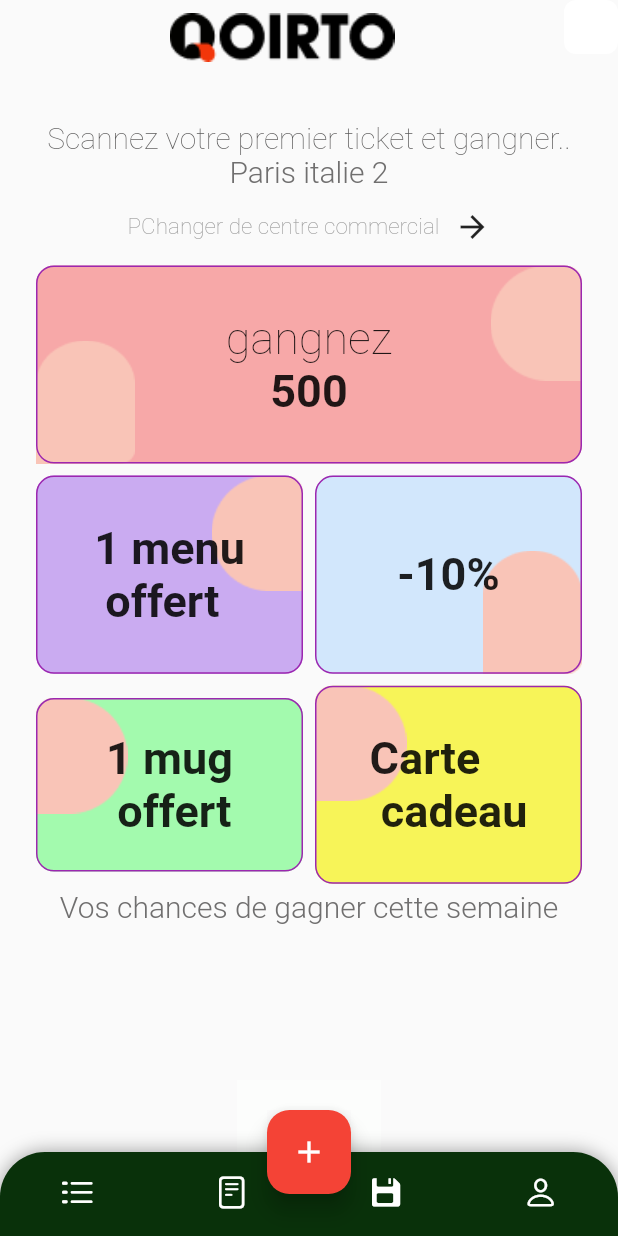
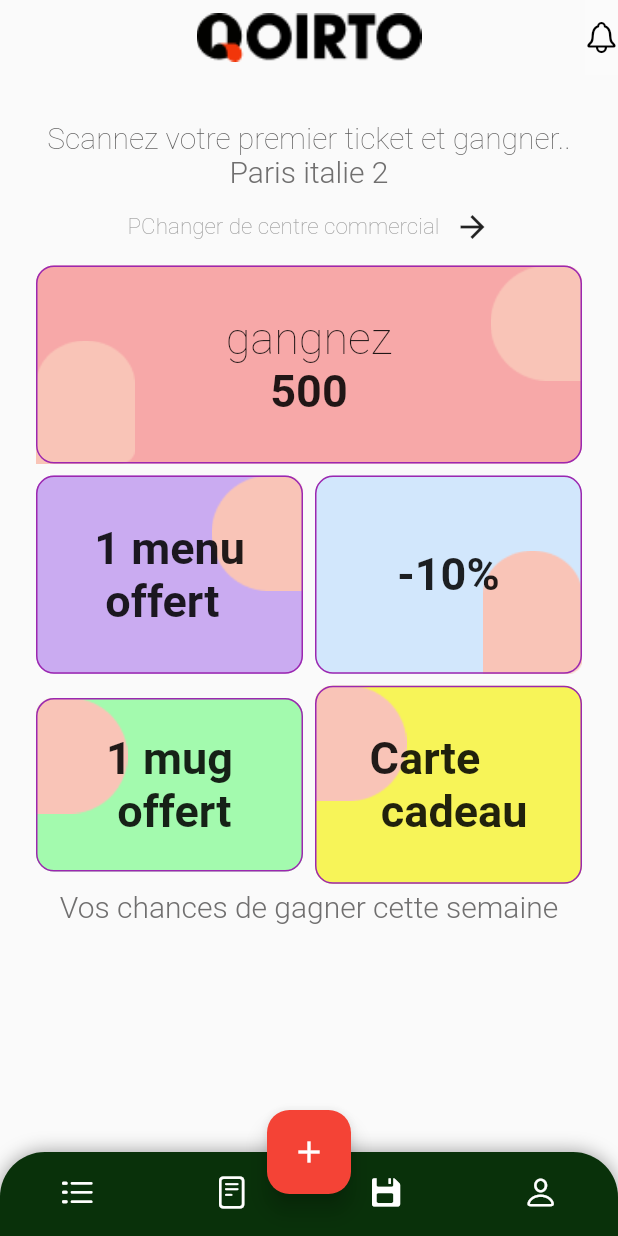
Before and after one commit to nouraSt/Flutter_Shazam, a Flutter app: the screen it shows after launch, on a phone screen of 412 x 824 dp. Run offline on Flutter 3.47's test engine with Material 2 defaults, Android fonts, the phone set to English and light mode, and no system bars.

Commit message:
fixed-notif

```diff
--- a/lib/ui/pages/home.page.dart
+++ b/lib/ui/pages/home.page.dart
@@ -113,13 +113,13 @@ class _HomeState extends State<HomePage> {
                       crossAxisAlignment: CrossAxisAlignment.center,
                       children: [
                       TextWidget(text: 'PChanger de centre commercial',textStyle: const TextStyle(fontSize: 15, fontWeight: FontWeight.w200, color: Colors.grey), ),
-                      const SizedBox(width: 10,),
-                      const Icon(Icons.arrow_forward)
+                      SizedBox(width: 10,),
+                      Icon(Icons.arrow_forward)
                     ],
                     )
                     ,
                   ),
-                  const SizedBox(height: 10,),
+                  SizedBox(height: 10,),
                   Column(children: [
                     cardWidget(roundedRectangleBorder: roundedRectangleBorder, cwidth: MediaQuery.of(context).size.width, cheight: MediaQuery.of(context).size.height*0.17, ctext1: 'gangnez', ctext2: '500'),
                     Container(
--- a/lib/ui/widgets/card_widget.dart
+++ b/lib/ui/widgets/card_widget.dart
@@ -41,10 +41,11 @@ class cardWidget extends StatelessWidget {
                 Positioned(
                   top: 0,
                   right: 0,
-                  child: Image.asset('assets/images/rec.png',
-                  fit:BoxFit.fill,
-
-                 ),
+                  child: ClipRRect(
+                    child: Image.asset('assets/images/rec.png',
+                    fit:BoxFit.fill,
+                                   ),
+                  ),
                 ),
                Positioned(
                   bottom: 0,
--- a/lib/ui/widgets/floating_button.dart
+++ b/lib/ui/widgets/floating_button.dart
@@ -7,24 +7,15 @@ class FloatingButton extends StatelessWidget {
 
   @override
   Widget build(BuildContext context) {
-    return Ink(
-      decoration: BoxDecoration(
-        border:  Border.all(color: Color.fromARGB(255, 252, 253, 252), width: 20.0),
-        shape: BoxShape.rectangle
-      ),
-      child: FloatingActionButton(
-
+    return FloatingActionButton(
           backgroundColor: Colors.red,
           shape: RoundedRectangleBorder(borderRadius:
-            BorderRadius.all(Radius.circular(15.0) ,
-            ), ),
+          BorderRadius.all(Radius.circular(15.0) ,)),
           //Floating action button on Scaffold
              onPressed: (){
             //code to execute on button press
              },
-
              child: Icon(Icons.add), //icon inside button
-           ),
          );
   }
 }
--- a/lib/ui/widgets/myAppBar.widget.dart
+++ b/lib/ui/widgets/myAppBar.widget.dart
@@ -18,53 +18,32 @@ class MyAppBar extends StatelessWidget implements PreferredSizeWidget {
         ),
       ),
       actions: <Widget>[
-        Container(
-      width: 36,
-      height: 36,
+        Positioned(
+          top: 0,
+          right: 20,
+          child: Container(
+            height: 22,
+            width: 22,
+            color: Colors.white10,
+            alignment: Alignment.center,
 
-      child: Stack(
-        children: <Widget>[
-          Positioned(
-        top: 0,
-        left: 0,
-        child: Container(
-        width: 36,
-        height: 36,
-        decoration: BoxDecoration(
-          borderRadius : BorderRadius.only(
-            topLeft: Radius.circular(8),
-            topRight: Radius.circular(8),
-            bottomLeft: Radius.circular(8),
-            bottomRight: Radius.circular(8),
+            // decoration: BoxDecoration(
+            //   color: const Color.fromARGB(255, 248, 247, 247),
+
+            //   borderRadius: BorderRadius.circular(10),
+            //   // ignore: prefer_const_literals_to_create_immutables
+
+            // ),
+            child: const SizedBox(
+
+              child: Icon(
+                  CupertinoIcons.bell,
+                  color: Colors.black,
+              ),
+            ),
           ),
-      color : Color.fromRGBO(255, 255, 255, 1),
-  )
-      )
-      ),Positioned(
-        top: 9,
-        left: 9,
-        child: Container(
-      width: 18,
-      height: 18,
-      decoration: BoxDecoration(
-          color : Color.fromRGBO(255, 255, 255, 1),
-  ),
-      child: Stack(
-        children: <Widget>[
-          Positioned(
-        top: 3.749060869216919,
-        left: 3,
-        child: Image.asset(
-        'assets/images/bellicon.jpg')
-      ),
-        ]
-      )
-    )
-      ),
-        ]
-      )
-
-     ) ],
+        )
+      ],
       backgroundColor: Colors.transparent,
       elevation: 0,
     );
```
Lines whose indentation alone changed are shown as unchanged.
